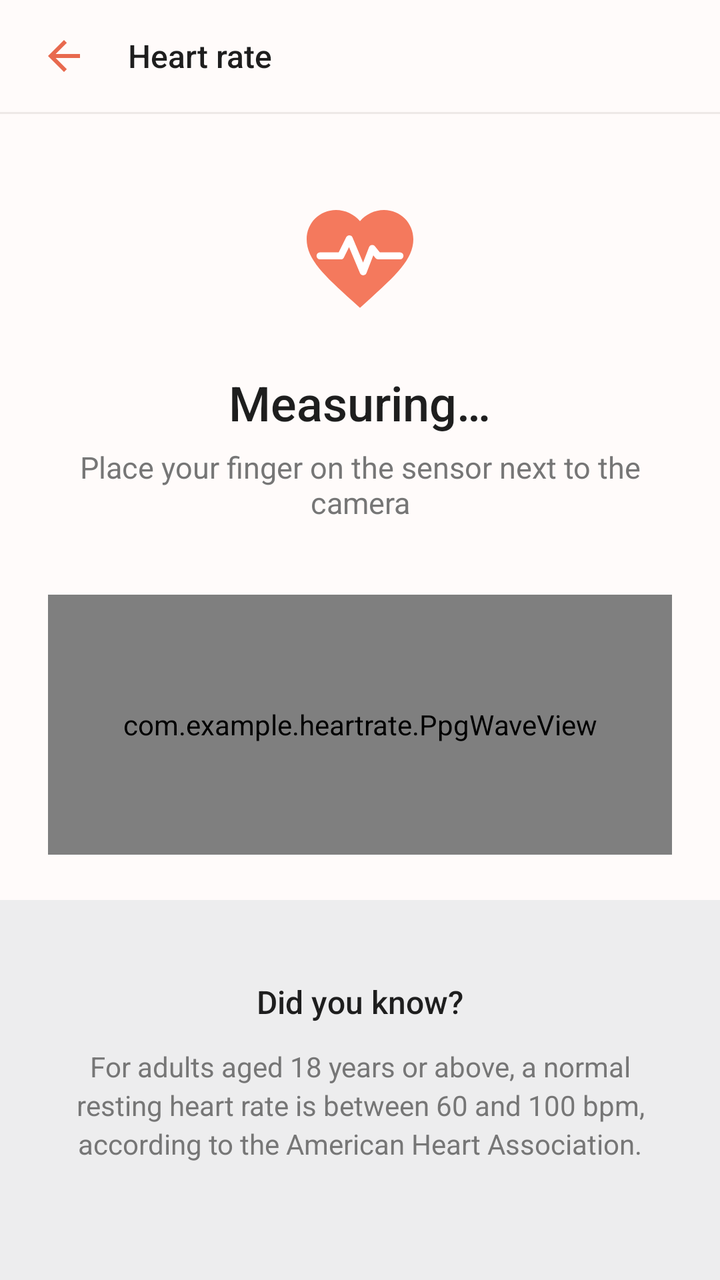
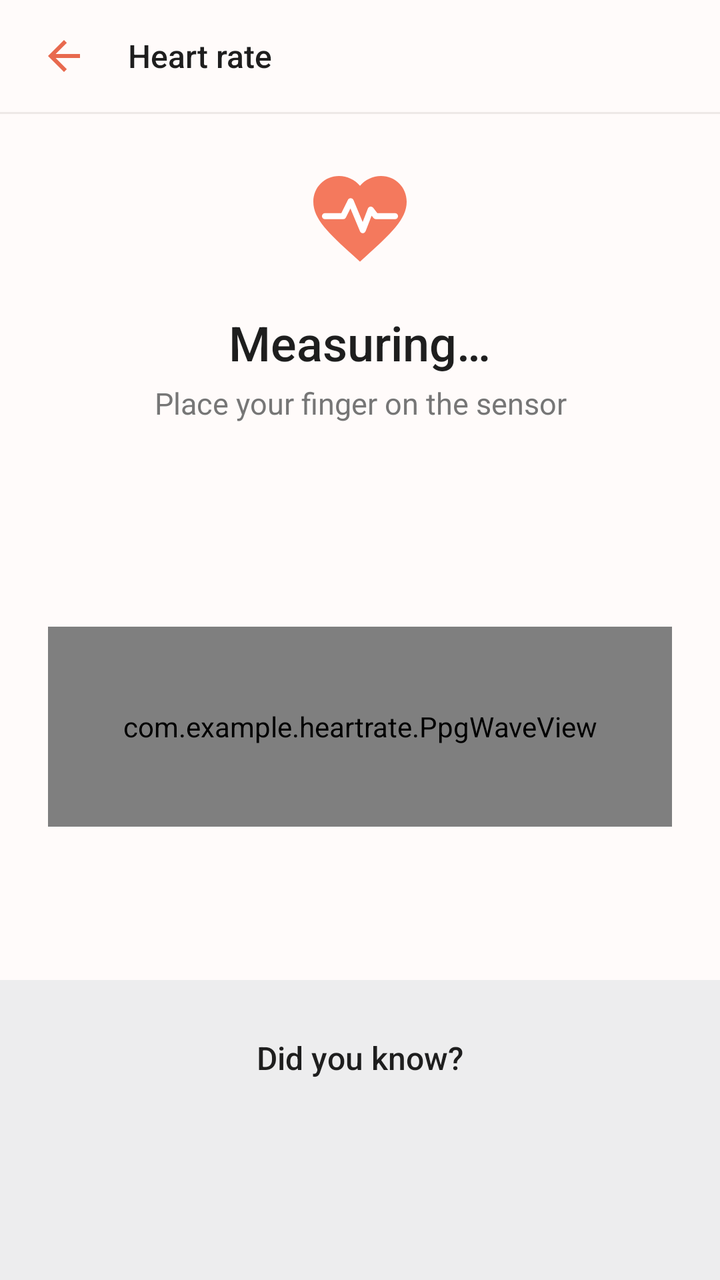

Compare the two renders of this Android layout. The source of the first and the diff that turns it into the second are given below.
<!-- AndroidManifest.xml: activity theme Theme.HeartRate.Measure -->
<!-- res/layout/activity_measurement.xml -->
<?xml version="1.0" encoding="utf-8"?>
<LinearLayout xmlns:android="http://schemas.android.com/apk/res/android"
    android:layout_width="match_parent"
    android:layout_height="match_parent"
    android:background="@color/bg_measure"
    android:orientation="vertical">

    
    <LinearLayout
        android:layout_width="match_parent"
        android:layout_height="56dp"
        android:gravity="center_vertical"
        android:orientation="horizontal"
        android:paddingStart="8dp"
        android:paddingEnd="8dp">

        <ImageButton
            android:id="@+id/backButton"
            android:layout_width="48dp"
            android:layout_height="48dp"
            android:background="?attr/selectableItemBackgroundBorderless"
            android:contentDescription="@string/back"
            android:src="@drawable/ic_arrow_back"
            android:tint="@color/coral_dark" />

        <TextView
            android:layout_width="wrap_content"
            android:layout_height="wrap_content"
            android:layout_marginStart="8dp"
            android:fontFamily="sans-serif-medium"
            android:text="@string/heart_rate_title"
            android:textColor="@color/text_primary"
            android:textSize="16sp" />
    </LinearLayout>

    <View
        android:layout_width="match_parent"
        android:layout_height="1dp"
        android:background="@color/divider_measure" />

    
    <LinearLayout
        android:layout_width="match_parent"
        android:layout_height="0dp"
        android:layout_weight="1"
        android:gravity="center_horizontal"
        android:orientation="vertical"
        android:paddingStart="24dp"
        android:paddingTop="40dp"
        android:paddingEnd="24dp">

        <ImageView
            android:id="@+id/heartIcon"
            android:layout_width="64dp"
            android:layout_height="64dp"
            android:contentDescription="@null"
            android:src="@drawable/ic_heart_pulse" />

        <TextView
            android:id="@+id/titleText"
            android:layout_width="wrap_content"
            android:layout_height="wrap_content"
            android:layout_marginTop="24dp"
            android:fontFamily="sans-serif-medium"
            android:gravity="center"
            android:text="@string/measuring"
            android:textColor="@color/text_primary"
            android:textSize="24sp" />

        <TextView
            android:id="@+id/subtitleText"
            android:layout_width="wrap_content"
            android:layout_height="wrap_content"
            android:layout_marginTop="6dp"
            android:gravity="center"
            android:text="@string/place_finger"
            android:textColor="@color/text_secondary"
            android:textSize="15sp" />

        <com.example.heartrate.PpgWaveView
            android:id="@+id/waveView"
            android:layout_width="match_parent"
            android:layout_height="130dp"
            android:layout_marginTop="36dp" />
    </LinearLayout>

    
    <LinearLayout
        android:layout_width="match_parent"
        android:layout_height="wrap_content"
        android:background="@color/panel_gray"
        android:gravity="center_horizontal"
        android:minHeight="190dp"
        android:orientation="vertical"
        android:paddingStart="32dp"
        android:paddingTop="40dp"
        android:paddingEnd="32dp"
        android:paddingBottom="32dp">

        <TextView
            android:layout_width="wrap_content"
            android:layout_height="wrap_content"
            android:fontFamily="sans-serif-medium"
            android:text="@string/did_you_know"
            android:textColor="@color/text_primary"
            android:textSize="16sp" />

        <TextView
            android:layout_width="wrap_content"
            android:layout_height="wrap_content"
            android:layout_marginTop="12dp"
            android:gravity="center"
            android:lineSpacingExtra="3dp"
            android:text="@string/tip_resting_hr"
            android:textColor="@color/text_secondary"
            android:textSize="14sp" />
    </LinearLayout>

</LinearLayout>
<!-- resources referenced by this layout -->
<resources>
  <color name="bg_measure">#FFFBFA</color>
  <color name="coral_dark">#E8694E</color>
  <color name="divider_measure">#EDE8E6</color>
  <color name="panel_gray">#EDEDEE</color>
  <color name="text_primary">#1E1E1E</color>
  <color name="text_secondary">#767676</color>
  <!-- drawable ic_arrow_back (drawable) -->
  <vector xmlns:android="http://schemas.android.com/apk/res/android"
      android:width="24dp"
      android:height="24dp"
      android:viewportWidth="24"
      android:viewportHeight="24"
      android:autoMirrored="true">
      <path
          android:fillColor="#FF000000"
          android:pathData="M20,11H7.83l5.59,-5.59L12,4l-8,8 8,8 1.41,-1.41L7.83,13H20v-2z" />
  </vector>
  <!-- drawable ic_heart_pulse (drawable) -->
  <vector xmlns:android="http://schemas.android.com/apk/res/android"
      android:width="64dp"
      android:height="64dp"
      android:viewportWidth="24"
      android:viewportHeight="24">
      <path
          android:fillColor="@color/coral"
          android:pathData="M12,21.35l-1.45,-1.32C5.4,15.36 2,12.28 2,8.5 2,5.42 4.42,3 7.5,3c1.74,0 3.41,0.81 4.5,2.09C13.09,3.81 14.76,3 16.5,3 19.58,3 22,5.42 22,8.5c0,3.78 -3.4,6.86 -8.55,11.54L12,21.35z" />
      <path
          android:strokeColor="#FFFFFF"
          android:strokeWidth="1.3"
          android:strokeLineCap="round"
          android:strokeLineJoin="round"
          android:pathData="M4.5,11.6H8.4L10,8.4L12.6,14.6L14.3,10.2L15.4,11.6H19.5" />
  </vector>
  <string name="back">Back</string>
  <string name="did_you_know">Did you know?</string>
  <string name="heart_rate_title">Heart rate</string>
  <string name="measuring">Measuring…</string>
  <string name="place_finger">Place your finger on the sensor next to the camera</string>
  <string name="tip_resting_hr">For adults aged 18 years or above, a normal resting heart rate is between 60 and 100 bpm, according to the American Heart Association.</string>
  <style name="Theme.HeartRate.Measure">
          <item name="android:windowBackground">@color/bg_measure</item>
          <item name="android:statusBarColor">@color/bg_measure</item>
      </style>
  <color name="coral">#F4795D</color>
</resources>

<!-- the commit's change to res/layout/activity_measurement.xml (unified diff, before → after) -->
@@ -46,13 +46,13 @@
         android:gravity="center_horizontal"
         android:orientation="vertical"
         android:paddingStart="24dp"
-        android:paddingTop="40dp"
+        android:paddingTop="24dp"
         android:paddingEnd="24dp">
 
         <ImageView
             android:id="@+id/heartIcon"
-            android:layout_width="64dp"
-            android:layout_height="64dp"
+            android:layout_width="56dp"
+            android:layout_height="56dp"
             android:contentDescription="@null"
             android:src="@drawable/ic_heart_pulse" />
 
@@ -60,28 +60,73 @@
             android:id="@+id/titleText"
             android:layout_width="wrap_content"
             android:layout_height="wrap_content"
-            android:layout_marginTop="24dp"
+            android:layout_marginTop="18dp"
             android:fontFamily="sans-serif-medium"
             android:gravity="center"
             android:text="@string/measuring"
             android:textColor="@color/text_primary"
             android:textSize="24sp" />
 
+        
         <TextView
             android:id="@+id/subtitleText"
-            android:layout_width="wrap_content"
+            android:layout_width="match_parent"
             android:layout_height="wrap_content"
-            android:layout_marginTop="6dp"
-            android:gravity="center"
+            android:layout_marginTop="4dp"
+            android:gravity="center_horizontal"
+            android:lines="2"
             android:text="@string/place_finger"
             android:textColor="@color/text_secondary"
             android:textSize="15sp" />
 
+        
+        <LinearLayout
+            android:id="@+id/progressRow"
+            android:layout_width="wrap_content"
+            android:layout_height="64dp"
+            android:layout_marginTop="8dp"
+            android:gravity="center_vertical"
+            android:orientation="horizontal"
+            android:visibility="invisible">
+
+            <com.example.heartrate.ProgressRingView
+                android:id="@+id/progressRing"
+                android:layout_width="60dp"
+                android:layout_height="60dp" />
+
+            <LinearLayout
+                android:layout_width="wrap_content"
+                android:layout_height="wrap_content"
+                android:layout_marginStart="24dp"
+                android:gravity="bottom"
+                android:orientation="horizontal">
+
+                <TextView
+                    android:id="@+id/liveBpmText"
+                    android:layout_width="wrap_content"
+                    android:layout_height="wrap_content"
+                    android:fontFamily="sans-serif-medium"
+                    android:minWidth="52dp"
+                    android:text="@string/live_bpm_placeholder"
+                    android:textColor="@color/text_primary"
+                    android:textSize="32sp" />
+
+                <TextView
+                    android:layout_width="wrap_content"
+                    android:layout_height="wrap_content"
+                    android:layout_marginStart="6dp"
+                    android:layout_marginBottom="5dp"
+                    android:text="@string/bpm_unit"
+                    android:textColor="@color/text_secondary"
+                    android:textSize="15sp" />
+            </LinearLayout>
+        </LinearLayout>
+
         <com.example.heartrate.PpgWaveView
             android:id="@+id/waveView"
             android:layout_width="match_parent"
-            android:layout_height="130dp"
-            android:layout_marginTop="36dp" />
+            android:layout_height="100dp"
+            android:layout_marginTop="12dp" />
     </LinearLayout>
 
     
@@ -90,12 +135,12 @@
         android:layout_height="wrap_content"
         android:background="@color/panel_gray"
         android:gravity="center_horizontal"
-        android:minHeight="190dp"
+        android:minHeight="150dp"
         android:orientation="vertical"
         android:paddingStart="32dp"
-        android:paddingTop="40dp"
+        android:paddingTop="28dp"
         android:paddingEnd="32dp"
-        android:paddingBottom="32dp">
+        android:paddingBottom="24dp">
 
         <TextView
             android:layout_width="wrap_content"
@@ -106,12 +151,12 @@
             android:textSize="16sp" />
 
         <TextView
+            android:id="@+id/tipText"
             android:layout_width="wrap_content"
             android:layout_height="wrap_content"
-            android:layout_marginTop="12dp"
+            android:layout_marginTop="10dp"
             android:gravity="center"
             android:lineSpacingExtra="3dp"
-            android:text="@string/tip_resting_hr"
             android:textColor="@color/text_secondary"
             android:textSize="14sp" />
     </LinearLayout>
<!-- resource entries referenced after the edit -->
@@ -34,11 +34,12 @@
           android:pathData="M4.5,11.6H8.4L10,8.4L12.6,14.6L14.3,10.2L15.4,11.6H19.5" />
   </vector>
   <string name="back">Back</string>
+  <string name="bpm_unit">bpm</string>
   <string name="did_you_know">Did you know?</string>
   <string name="heart_rate_title">Heart rate</string>
+  <string name="live_bpm_placeholder">--</string>
   <string name="measuring">Measuring…</string>
-  <string name="place_finger">Place your finger on the sensor next to the camera</string>
-  <string name="tip_resting_hr">For adults aged 18 years or above, a normal resting heart rate is between 60 and 100 bpm, according to the American Heart Association.</string>
+  <string name="place_finger">Place your finger on the sensor</string>
   <style name="Theme.HeartRate.Measure">
           <item name="android:windowBackground">@color/bg_measure</item>
           <item name="android:statusBarColor">@color/bg_measure</item>
